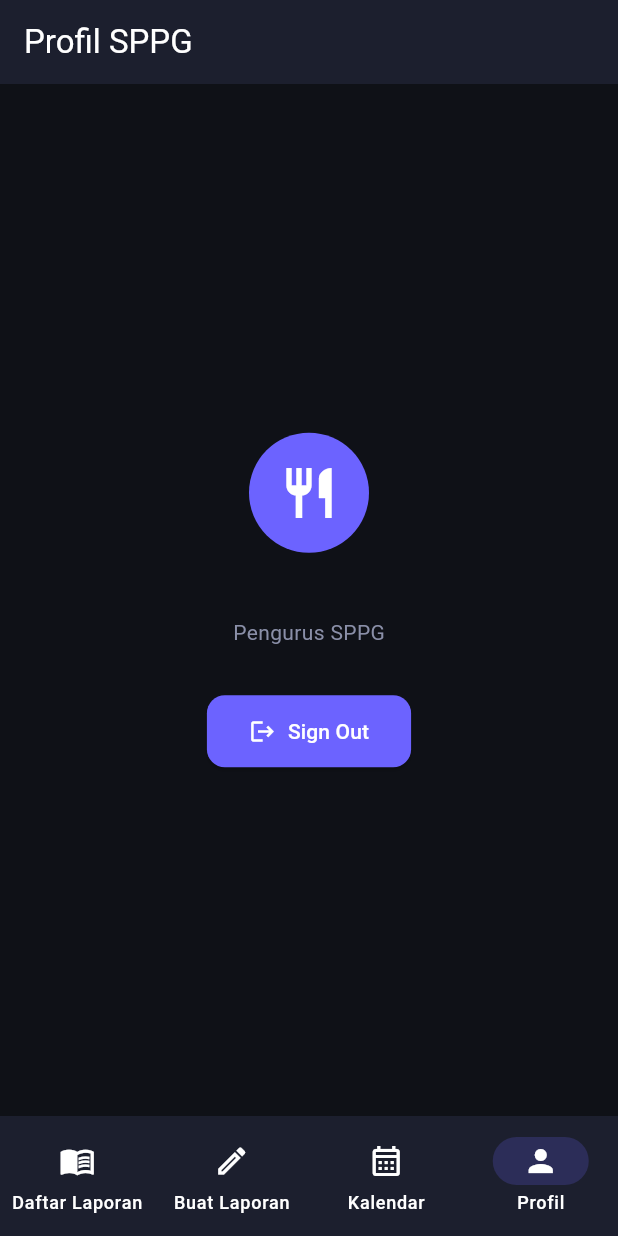
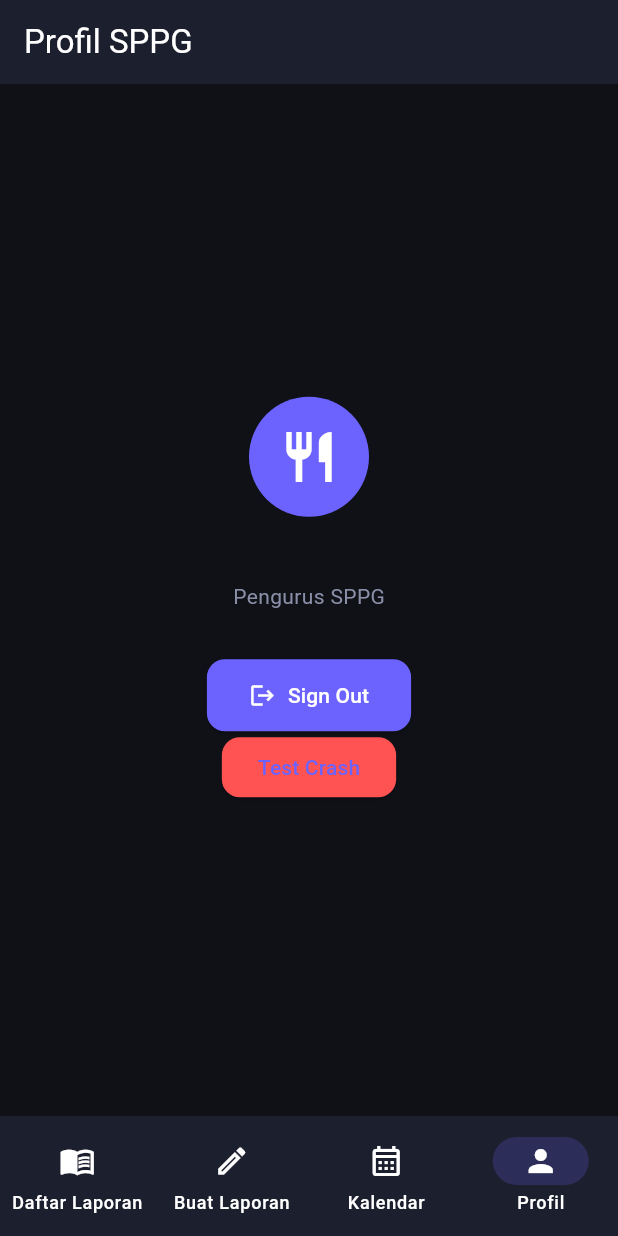
Before and after one commit to adieos/ppb-fp-mbg, a Flutter app: the screen it shows once a user with an empty profile is signed in, item 4 of the bottom bar chosen, on a phone screen of 412 x 824 dp. Run offline on Flutter 3.47's test engine with Material 3 defaults, Android fonts, the phone set to English and light mode, and no system bars; our stand-ins replace cloud_firestore, firebase_auth, firebase_core, firebase_crashlytics, firebase_messaging, flutter_local_notifications and 3 more; missing offline and left inert: minio; accounts and stored records are empty; network calls fail.

Commit message:
feat: crashlytics

```diff
--- a/lib/screens/kowner/kowner_profile.dart
+++ b/lib/screens/kowner/kowner_profile.dart
@@ -1,5 +1,6 @@
 import 'package:firebase_auth/firebase_auth.dart';
 import 'package:flutter/material.dart';
+import 'package:firebase_crashlytics/firebase_crashlytics.dart';
 
 class KownerProfileTab extends StatelessWidget {
   const KownerProfileTab({super.key});
@@ -49,6 +50,16 @@ class KownerProfileTab extends StatelessWidget {
                 ),
               ),
             ),
+            ElevatedButton(
+              onPressed: () => FirebaseCrashlytics.instance.crash(),
+              style: ElevatedButton.styleFrom(
+                backgroundColor: Colors.redAccent,
+                shape: RoundedRectangleBorder(
+                  borderRadius: BorderRadius.circular(12),
+                ),
+              ),
+              child: const Text('Test Crash'),
+            ),
           ],
         ),
       ),
--- a/pubspec.yaml
+++ b/pubspec.yaml
@@ -46,6 +46,7 @@ dependencies:
   minio: ^3.5.0
   image_picker: ^1.2.2
   table_calendar: ^3.1.3
+  firebase_crashlytics: ^5.2.3
 
 dev_dependencies:
   flutter_test:
```
Also changed, not shown: lib/main.dart (+11 -0 lines), pubspec.lock, 1 other file.
